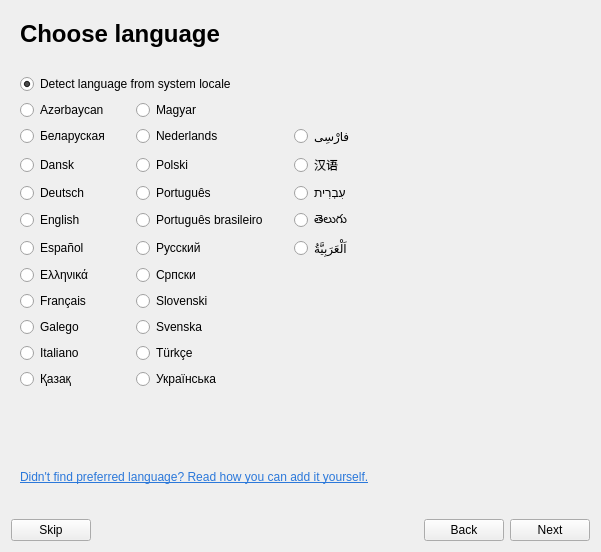
dimkanovikov/KITScenarist, file src/bin/scenarist-desktop/UserInterfaceLayer/Onboarding/OnboardingView.ui: the form before one commit.
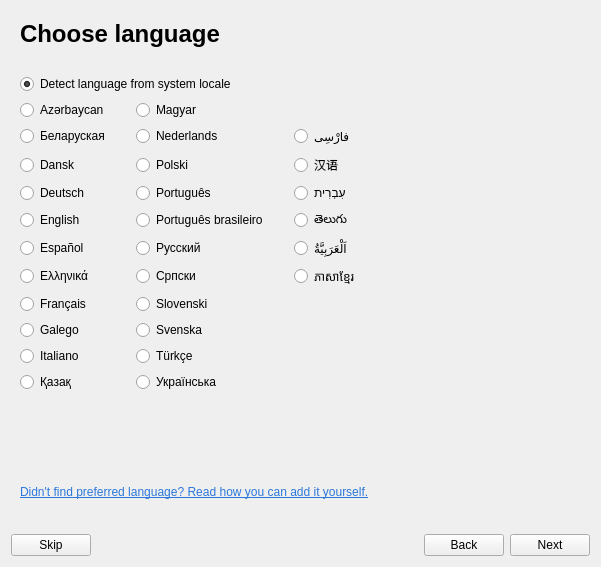
The form after the commit. Custom widgets are drawn as their Qt base class.

What changed in the file:
```diff
--- a/src/bin/scenarist-desktop/UserInterfaceLayer/Onboarding/OnboardingView.ui
+++ b/src/bin/scenarist-desktop/UserInterfaceLayer/Onboarding/OnboardingView.ui
@@ -7,7 +7,7 @@
     <x>0</x>
     <y>0</y>
     <width>597</width>
-    <height>552</height>
+    <height>567</height>
    </rect>
   </property>
   <property name="windowTitle">
@@ -392,6 +392,13 @@
          </property>
         </widget>
        </item>
+       <item row="9" column="2">
+        <widget class="QRadioButton" name="cambodian">
+         <property name="text">
+          <string notr="true">ភាសាខ្មែរ</string>
+         </property>
+        </widget>
+       </item>
       </layout>
      </widget>
      <widget class="QWidget" name="themePage">
```
